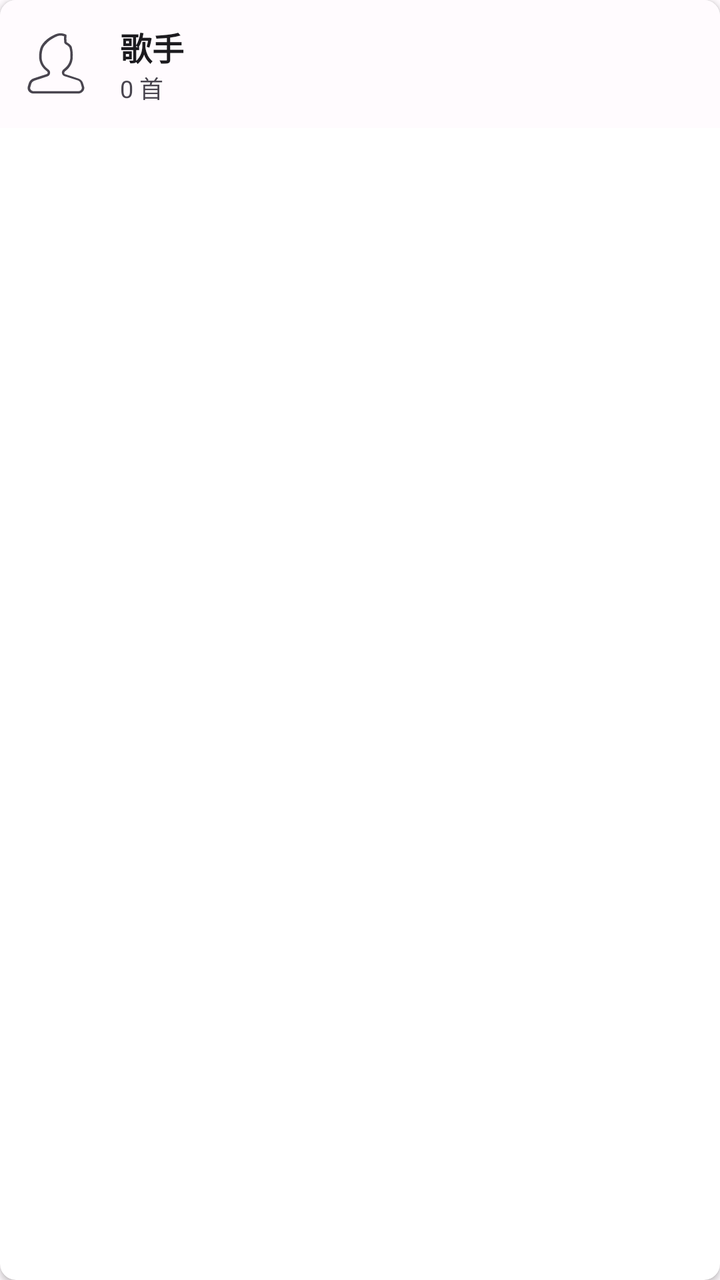
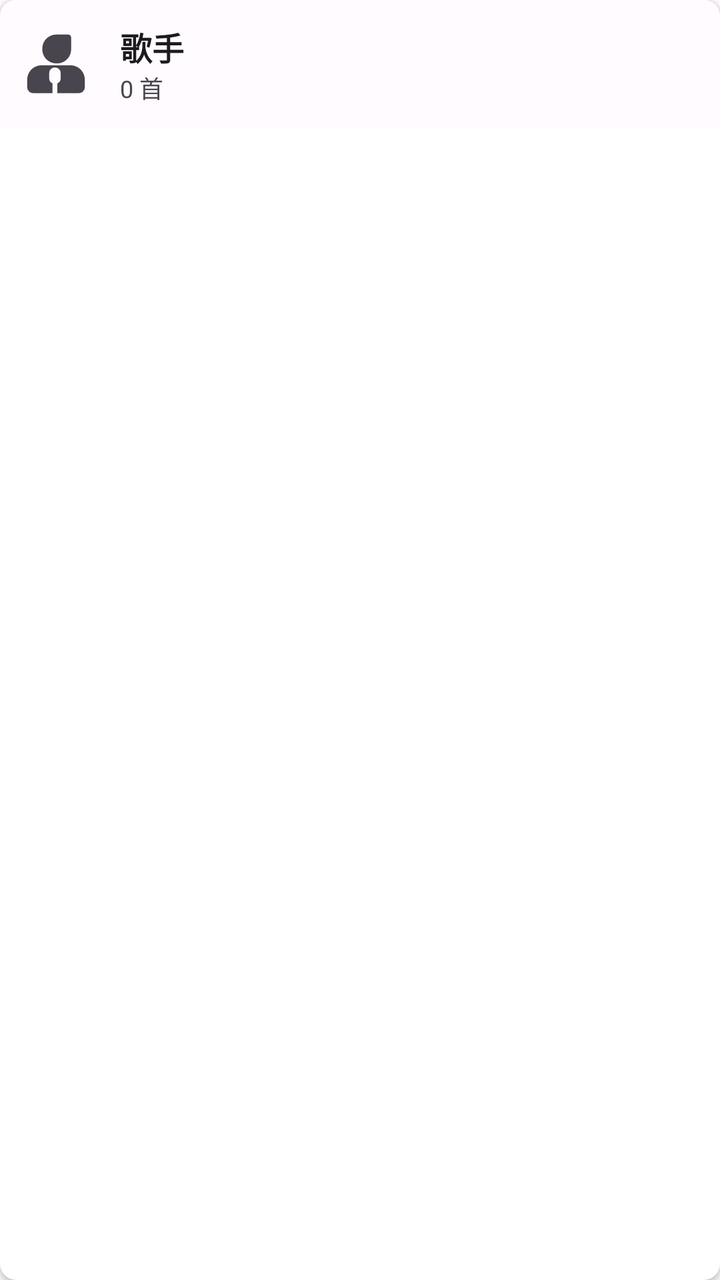

The first picture is an Android layout as it rendered before a commit; the second is the same layout after the commit. The layout source and the unified diff follow.
<!-- AndroidManifest.xml: application theme Theme.UnicornPlayer -->
<!-- res/layout/item_artist.xml -->
<?xml version="1.0" encoding="utf-8"?>
<androidx.cardview.widget.CardView xmlns:android="http://schemas.android.com/apk/res/android"
    xmlns:app="http://schemas.android.com/apk/res-auto"
    xmlns:tools="http://schemas.android.com/tools"
    android:layout_width="match_parent"
    android:layout_height="wrap_content"
    android:layout_marginHorizontal="8dp"
    android:layout_marginVertical="4dp"
    android:clickable="true"
    android:focusable="true"
    android:foreground="?attr/selectableItemBackground"
    app:cardCornerRadius="8dp"
    app:cardElevation="2dp">

    <androidx.constraintlayout.widget.ConstraintLayout
        android:layout_width="match_parent"
        android:layout_height="64dp"
        android:background="@color/surface"
        android:paddingStart="12dp"
        android:paddingTop="3dp"
        android:paddingEnd="12dp"
        android:paddingBottom="3dp">

        <ImageView
            android:id="@+id/ivArtistIcon"
            android:layout_width="32dp"
            android:layout_height="32dp"
            android:src="@drawable/ic_artist"
            app:tint="@color/onSurfaceVariant"
            app:layout_constraintBottom_toBottomOf="parent"
            app:layout_constraintStart_toStartOf="parent"
            app:layout_constraintTop_toTopOf="parent"
            tools:ignore="ContentDescription" />

        <TextView
            android:id="@+id/tvArtistName"
            android:layout_width="0dp"
            android:layout_height="wrap_content"
            android:layout_marginStart="16dp"
            android:layout_marginEnd="16dp"
            android:ellipsize="end"
            android:maxLines="1"
            android:text="歌手"
            android:textColor="@color/onSurface"
            android:textSize="16sp"
            android:textStyle="bold"
            app:layout_constraintBottom_toTopOf="@+id/tvSongCount"
            app:layout_constraintEnd_toEndOf="parent"
            app:layout_constraintStart_toEndOf="@+id/ivArtistIcon"
            app:layout_constraintTop_toTopOf="parent"
            app:layout_constraintVertical_chainStyle="packed" />

        <TextView
            android:id="@+id/tvSongCount"
            android:layout_width="0dp"
            android:layout_height="wrap_content"
            android:layout_marginStart="16dp"
            android:layout_marginEnd="16dp"
            android:ellipsize="end"
            android:maxLines="1"
            android:text="0 首"
            android:textColor="@color/onSurfaceVariant"
            android:textSize="12sp"
            app:layout_constraintBottom_toBottomOf="parent"
            app:layout_constraintEnd_toEndOf="parent"
            app:layout_constraintStart_toEndOf="@+id/ivArtistIcon"
            app:layout_constraintTop_toBottomOf="@+id/tvArtistName" />

    </androidx.constraintlayout.widget.ConstraintLayout>

</androidx.cardview.widget.CardView>
<!-- resources referenced by this layout -->
<resources>
  <color name="onSurface">#1C1B1F</color>
  <color name="onSurfaceVariant">#49454F</color>
  <color name="surface">#FFFBFE</color>
  <!-- drawable ic_artist: vector/xml drawable (drawable, 3043 chars, omitted) -->
  <color name="primary">#6750A4</color>
  <color name="onPrimary">#FFFFFF</color>
  <color name="primaryContainer">#EADDFF</color>
  <color name="onPrimaryContainer">#21005D</color>
  <color name="secondary">#625B71</color>
  <color name="onSecondary">#FFFFFF</color>
  <color name="secondaryContainer">#E8DEF8</color>
  <color name="onSecondaryContainer">#1D192B</color>
  <color name="tertiary">#7D5260</color>
  <color name="onTertiary">#FFFFFF</color>
  <color name="tertiaryContainer">#FFD8E4</color>
  <color name="onTertiaryContainer">#31111D</color>
  <color name="error">#BA1A1A</color>
  <color name="onError">#FFFFFF</color>
  <color name="errorContainer">#FFDAD6</color>
  <color name="onErrorContainer">#410002</color>
  <color name="background">#FFFBFE</color>
  <color name="onBackground">#1C1B1F</color>
  <color name="surfaceVariant">#E7E0EC</color>
  <color name="outline">#79747E</color>
  <color name="outlineVariant">#CAC4D0</color>
  <!-- unchanged entries left out for length: 1 -->
</resources>

<!-- the commit's change to res/layout/item_artist.xml (unified diff, before → after) -->
@@ -8,7 +8,6 @@
     android:layout_marginVertical="4dp"
     android:clickable="true"
     android:focusable="true"
-    android:foreground="?attr/selectableItemBackground"
     app:cardCornerRadius="8dp"
     app:cardElevation="2dp">
 
<!-- resource entries referenced after the edit -->
@@ -3,7 +3,19 @@
   <color name="onSurface">#1C1B1F</color>
   <color name="onSurfaceVariant">#49454F</color>
   <color name="surface">#FFFBFE</color>
-  <!-- drawable ic_artist: vector/xml drawable (drawable, 3043 chars, omitted) -->
+  <!-- drawable ic_artist (drawable) -->
+  <?xml version="1.0" encoding="utf-8"?>
+  <vector xmlns:android="http://schemas.android.com/apk/res/android"
+      android:width="24dp"
+      android:height="24dp"
+      android:viewportWidth="1024"
+      android:viewportHeight="1024">
+      <path
+          android:fillColor="@color/icon_color"
+          android:pathData="M707.84,40.96h-192c-123.00288,0 -222.72,99.71712 -222.72,222.72v15.36c0,123.00288 99.71712,222.72 222.72,222.72h15.36c123.00288,0 222.72,-99.71712 222.72,-222.72V87.04a46.08,46.08 0,0 0,-46.08 -46.08zM742.4,532.48h-460.8C154.35776,532.48 51.2,635.63776 51.2,762.88v122.88a92.16,92.16 0,0 0,92.16 92.16h312.96512V822.05695a88.69888,88.69888 0,0 1,-53.76 -81.2544v-84.48a88.54528,88.54528 0,0 1,88.30976 -88.32h7.68a88.55552,88.55552 0,0 1,88.33024 88.32v84.48a88.69888,88.69888 0,0 1,-53.76 81.2544V977.92H880.64a92.16,92.16 0,0 0,92.16 -92.16v-122.88C972.8,635.63776 869.6422,532.48 742.4,532.48z" />
+  
+  </vector>
+  <color name="icon_color">#ff2c2c2c</color>
   <color name="primary">#6750A4</color>
   <color name="onPrimary">#FFFFFF</color>
   <color name="primaryContainer">#EADDFF</color>
